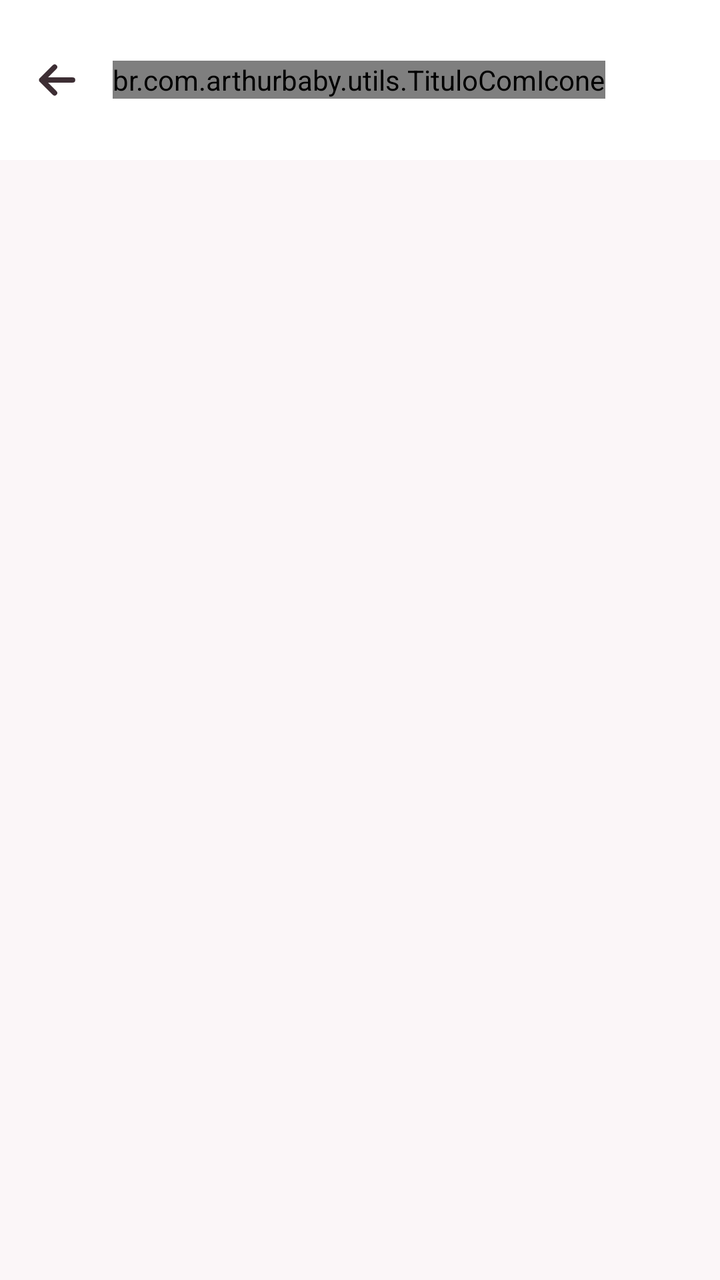
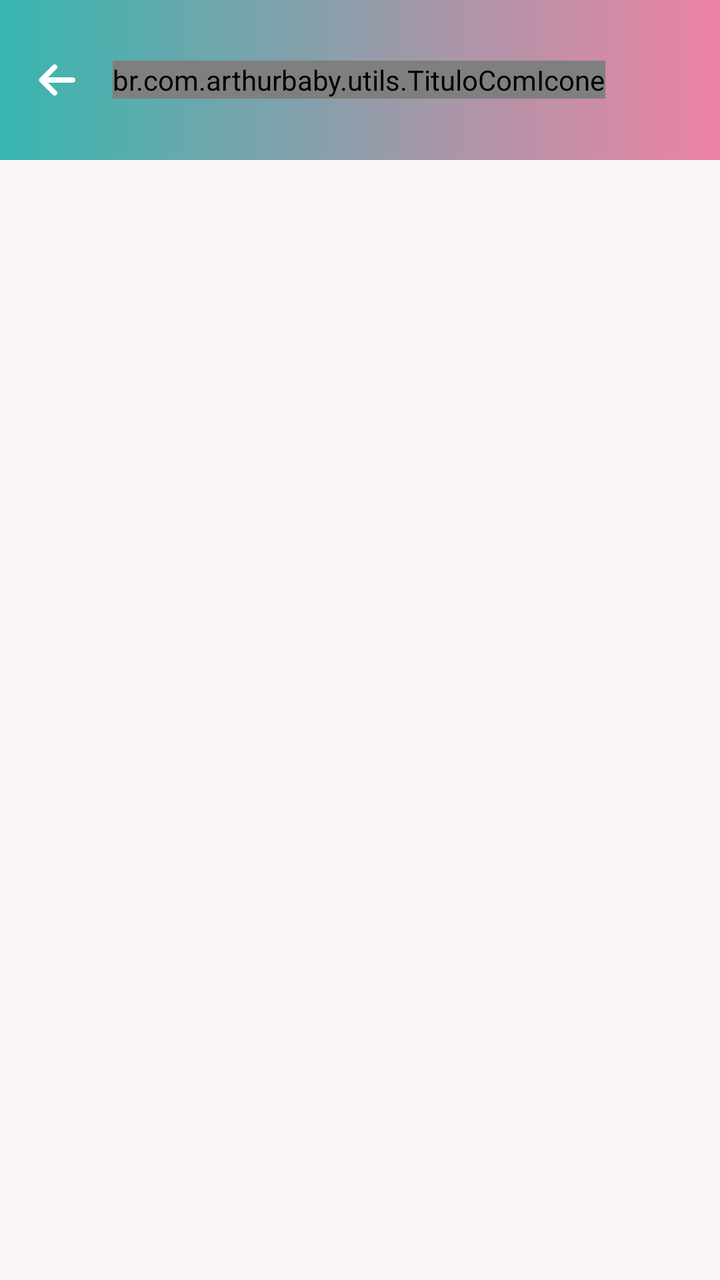

The first picture is an Android layout as it rendered before a commit; the second is the same layout after the commit. The layout source and the unified diff follow.
<!-- AndroidManifest.xml: application theme Theme.ArthurBaby -->
<!-- res/layout/fragment_favoritos.xml -->
<?xml version="1.0" encoding="utf-8"?>
<LinearLayout xmlns:android="http://schemas.android.com/apk/res/android"
    xmlns:app="http://schemas.android.com/apk/res-auto"
    android:layout_width="match_parent"
    android:layout_height="match_parent"
    android:orientation="vertical"
    android:background="@color/fundo_claro">

    
    <LinearLayout
        android:layout_width="match_parent"
        android:layout_height="wrap_content"
        android:orientation="horizontal"
        android:gravity="center_vertical"
        android:padding="16dp"
        android:background="@color/branco">

        <ImageButton
            android:id="@+id/btnVoltar"
            style="@style/BotaoVoltar"
            app:tint="@color/texto_primario" />

        <br.com.arthurbaby.utils.TituloComIcone
            android:layout_width="wrap_content"
            android:layout_height="wrap_content"
            android:text="Favoritos"
            android:textSize="20sp"
            android:textStyle="bold"
            android:textColor="@color/texto_primario"
            app:iconeTitulo="@drawable/ic_favorito" />


        <Space

            android:layout_width="0dp"

            android:layout_height="1dp"

            android:layout_weight="1" />
    </LinearLayout>

    
    <ProgressBar
        android:id="@+id/progressBar"
        android:layout_width="48dp"
        android:layout_height="48dp"
        android:layout_gravity="center_horizontal"
        android:layout_marginTop="60dp"
        android:indeterminateTint="@color/rosa_arthur"
        android:visibility="gone" />

    
    <LinearLayout
        android:id="@+id/tvVazio"
        android:layout_width="match_parent"
        android:layout_height="wrap_content"
        android:orientation="vertical"
        android:gravity="center"
        android:paddingTop="60dp"
        android:paddingHorizontal="32dp"
        android:visibility="gone">

        <FrameLayout
            android:layout_width="120dp"
            android:layout_height="120dp"
            android:background="@drawable/bg_circulo_empty">

            <ImageView
                android:layout_width="56dp"
                android:layout_height="56dp"
                android:layout_gravity="center"
                android:src="@drawable/ic_favorito"
                app:tint="@color/rosa_arthur"
                android:contentDescription="Sem favoritos" />
        </FrameLayout>

        <TextView
            android:id="@+id/tvVazioTitulo"
            android:layout_width="wrap_content"
            android:layout_height="wrap_content"
            android:text="Você ainda não tem favoritos"
            android:textColor="@color/texto_primario"
            android:textStyle="bold"
            android:textSize="18sp"
            android:layout_marginTop="20dp" />

        <TextView
            android:layout_width="wrap_content"
            android:layout_height="wrap_content"
            android:text="Toque no ♡ dos produtos que você mais gostou"
            android:textColor="@color/cinza_medio"
            android:textSize="14sp"
            android:gravity="center"
            android:layout_marginTop="6dp" />
    </LinearLayout>

    
    <androidx.recyclerview.widget.RecyclerView
        android:id="@+id/rvFavoritos"
        android:layout_width="match_parent"
        android:layout_height="match_parent"
        android:padding="10dp"
        android:clipToPadding="false"
        android:visibility="gone" />
</LinearLayout>
<!-- resources referenced by this layout -->
<resources>
  <color name="branco">#FFFFFF</color>
  <color name="cinza_medio">#7A626B</color>
  <color name="fundo_claro">#FBF6F8</color>
  <color name="rosa_arthur">#ED83A4</color>
  <color name="texto_primario">#3D2E34</color>
  <!-- drawable bg_circulo_empty (drawable) -->
  <?xml version="1.0" encoding="utf-8"?>
  <shape xmlns:android="http://schemas.android.com/apk/res/android"
      android:shape="oval">
      <solid android:color="@color/rosa_suave" />
  </shape>
  <!-- drawable ic_favorito (drawable) -->
  <vector xmlns:android="http://schemas.android.com/apk/res/android"
      android:width="24dp"
      android:height="24dp"
      android:viewportWidth="24"
      android:viewportHeight="24">
      <path
          android:fillColor="#FF000000"
          android:pathData="M16.5,3c-1.74,0 -3.41,0.81 -4.5,2.09C10.91,3.81 9.24,3 7.5,3 4.42,3 2,5.42 2,8.5c0,3.78 3.4,6.86 8.55,11.54L12,21.35l1.45,-1.32C18.6,15.36 22,12.28 22,8.5 22,5.42 19.58,3 16.5,3zM12.1,18.55l-0.1,0.1 -0.1,-0.1C7.14,14.24 4,11.39 4,8.5 4,6.5 5.5,5 7.5,5c1.54,0 3.04,0.99 3.57,2.36h1.87C13.46,5.99 14.96,5 16.5,5c2,0 3.5,1.5 3.5,3.5 0,2.89 -3.14,5.74 -7.9,10.05z"/>
  </vector>
  <style name="BotaoVoltar">
          <item name="android:layout_width">48dp</item>
          <item name="android:layout_height">48dp</item>
          <item name="android:layout_marginStart">-12dp</item>
          <item name="android:layout_marginEnd">4dp</item>
          <item name="android:padding">12dp</item>
          <item name="android:scaleType">fitCenter</item>
          <item name="android:src">@drawable/ic_voltar</item>
          <item name="tint">@color/texto_primario</item>
          <item name="android:background">?attr/selectableItemBackgroundBorderless</item>
          <item name="android:contentDescription">Voltar</item>
          <item name="android:tooltipText">Voltar</item>
      </style>
  <color name="rosa_suave">#FDF0F4</color>
  <!-- drawable ic_voltar (drawable) -->
  <?xml version="1.0" encoding="utf-8"?>
  <vector xmlns:android="http://schemas.android.com/apk/res/android"
      android:width="24dp"
      android:height="24dp"
      android:viewportWidth="24"
      android:viewportHeight="24">
      <path
          android:pathData="M20,12H4.5M11,5.5L4.5,12L11,18.5"
          android:strokeColor="#FF000000"
          android:strokeWidth="2.6"
          android:strokeLineCap="round"
          android:strokeLineJoin="round" />
  </vector>
  <color name="verde_arthur">#37B6B0</color>
  <color name="verde_escuro">#2A8F8A</color>
  <color name="rosa_escuro">#D56586</color>
  <!-- unchanged entries left out for length: 1 -->
</resources>

<!-- the commit's change to res/layout/fragment_favoritos.xml (unified diff, before → after) -->
@@ -13,21 +13,22 @@
         android:orientation="horizontal"
         android:gravity="center_vertical"
         android:padding="16dp"
-        android:background="@color/branco">
+        android:background="@drawable/bg_gradiente_header">
 
         <ImageButton
             android:id="@+id/btnVoltar"
             style="@style/BotaoVoltar"
-            app:tint="@color/texto_primario" />
+            app:tint="@color/branco" />
 
         <br.com.arthurbaby.utils.TituloComIcone
             android:layout_width="wrap_content"
             android:layout_height="wrap_content"
-            android:text="Favoritos"
-            android:textSize="20sp"
+            android:text="@string/favoritos"
+            android:textSize="@dimen/texto_subtitulo"
             android:textStyle="bold"
-            android:textColor="@color/texto_primario"
-            app:iconeTitulo="@drawable/ic_favorito" />
+            android:textColor="@color/branco"
+            app:iconeTitulo="@drawable/ic_favorito"
+            app:iconeClaro="true" />
 
 
         <Space
@@ -71,25 +72,25 @@
                 android:layout_gravity="center"
                 android:src="@drawable/ic_favorito"
                 app:tint="@color/rosa_arthur"
-                android:contentDescription="Sem favoritos" />
+                android:contentDescription="@string/sem_favoritos" />
         </FrameLayout>
 
         <TextView
             android:id="@+id/tvVazioTitulo"
             android:layout_width="wrap_content"
             android:layout_height="wrap_content"
-            android:text="Você ainda não tem favoritos"
+            android:text="@string/voce_ainda_nao_tem_favoritos"
             android:textColor="@color/texto_primario"
             android:textStyle="bold"
-            android:textSize="18sp"
+            android:textSize="@dimen/texto_subtitulo"
             android:layout_marginTop="20dp" />
 
         <TextView
             android:layout_width="wrap_content"
             android:layout_height="wrap_content"
-            android:text="Toque no ♡ dos produtos que você mais gostou"
+            android:text="@string/toque_no_dos_produtos_que_voce_mais_gost"
             android:textColor="@color/cinza_medio"
-            android:textSize="14sp"
+            android:textSize="@dimen/texto_corpo"
             android:gravity="center"
             android:layout_marginTop="6dp" />
     </LinearLayout>
<!-- resource entries referenced after the edit -->
@@ -5,11 +5,23 @@
   <color name="fundo_claro">#FBF6F8</color>
   <color name="rosa_arthur">#ED83A4</color>
   <color name="texto_primario">#3D2E34</color>
+  <dimen name="texto_corpo">14sp</dimen>
+  <dimen name="texto_subtitulo">18sp</dimen>
   <!-- drawable bg_circulo_empty (drawable) -->
   <?xml version="1.0" encoding="utf-8"?>
   <shape xmlns:android="http://schemas.android.com/apk/res/android"
       android:shape="oval">
       <solid android:color="@color/rosa_suave" />
+  </shape>
+  <!-- drawable bg_gradiente_header (drawable) -->
+  <?xml version="1.0" encoding="utf-8"?>
+  <shape xmlns:android="http://schemas.android.com/apk/res/android"
+      android:shape="rectangle">
+      <gradient
+          android:startColor="@color/verde_arthur"
+          android:endColor="@color/rosa_arthur"
+          android:angle="0"
+          android:type="linear" />
   </shape>
   <!-- drawable ic_favorito (drawable) -->
   <vector xmlns:android="http://schemas.android.com/apk/res/android"
@@ -21,6 +33,10 @@
           android:fillColor="#FF000000"
           android:pathData="M16.5,3c-1.74,0 -3.41,0.81 -4.5,2.09C10.91,3.81 9.24,3 7.5,3 4.42,3 2,5.42 2,8.5c0,3.78 3.4,6.86 8.55,11.54L12,21.35l1.45,-1.32C18.6,15.36 22,12.28 22,8.5 22,5.42 19.58,3 16.5,3zM12.1,18.55l-0.1,0.1 -0.1,-0.1C7.14,14.24 4,11.39 4,8.5 4,6.5 5.5,5 7.5,5c1.54,0 3.04,0.99 3.57,2.36h1.87C13.46,5.99 14.96,5 16.5,5c2,0 3.5,1.5 3.5,3.5 0,2.89 -3.14,5.74 -7.9,10.05z"/>
   </vector>
+  <string name="favoritos">Favoritos</string>
+  <string name="sem_favoritos">Sem favoritos</string>
+  <string name="toque_no_dos_produtos_que_voce_mais_gost">Toque no ♡ dos produtos que você mais gostou</string>
+  <string name="voce_ainda_nao_tem_favoritos">Você ainda não tem favoritos</string>
   <style name="BotaoVoltar">
           <item name="android:layout_width">48dp</item>
           <item name="android:layout_height">48dp</item>
